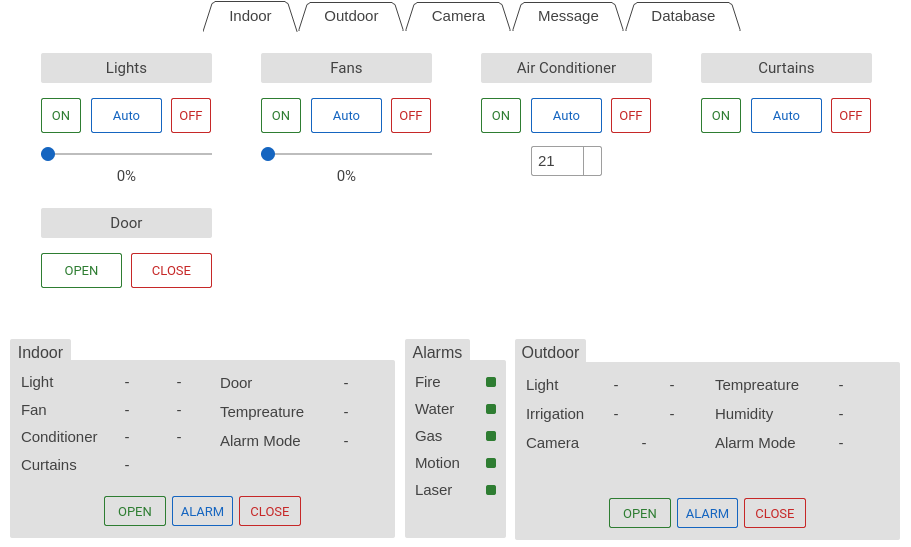
xiang1030/kontrol, file src/main.ui: the form before one commit.
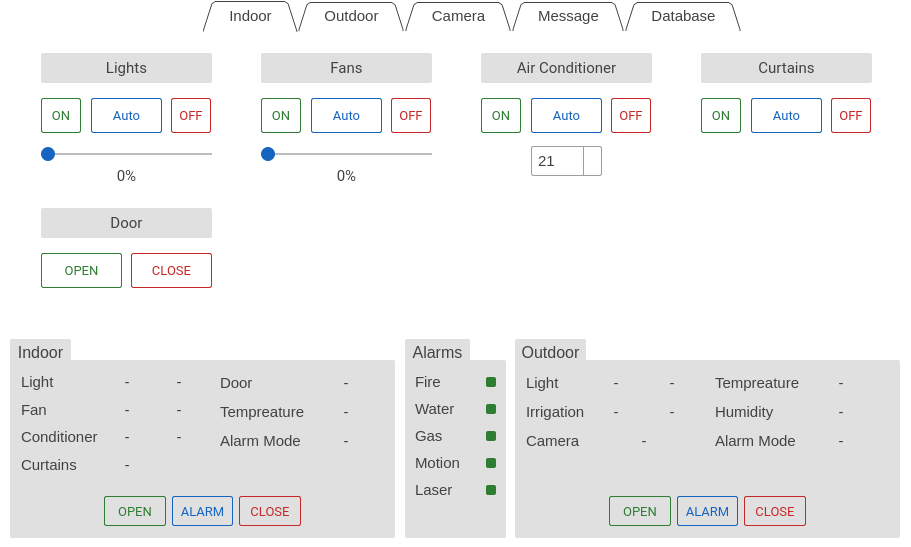
The form after the commit. Icons and pictures are not drawn.

What changed in the file:
```diff
--- a/src/main.ui
+++ b/src/main.ui
@@ -2877,7 +2877,7 @@
     <property name="geometry">
      <rect>
       <x>515</x>
-      <y>362</y>
+      <y>360</y>
       <width>385</width>
       <height>178</height>
      </rect>
```
